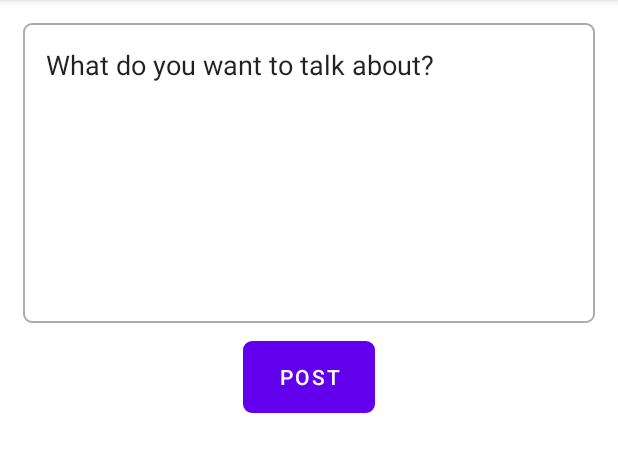
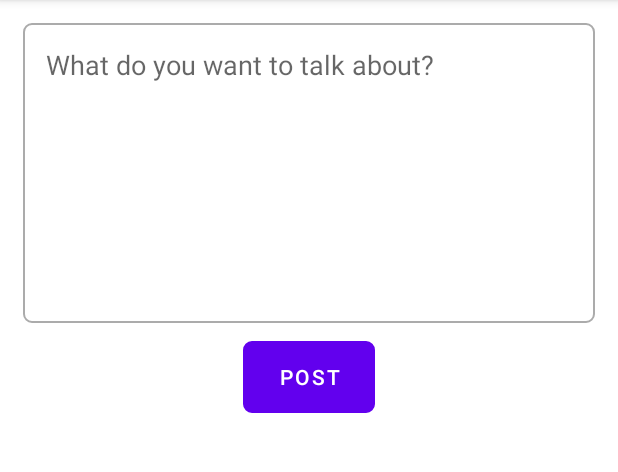
Before and after one commit to rajoriaakash/ShareLance, an Android app: the screen it shows after launch once a user with an empty profile is signed in (CreatePostActivity), after a tap on an icon or button, on a phone screen of 412 x 824 dp, the part 84-556 px from its top. Run offline under Robolectric (Android 15) with nearby library versions, the phone set to English and light mode, and no system bars; our stand-ins replace Firebase (no records; nobody signed in at launch, a user with empty details on screens opened directly); 1 statement that could not run was skipped.

```diff
--- a/app/src/main/java/com/example/sharelance/MainActivity.kt
+++ b/app/src/main/java/com/example/sharelance/MainActivity.kt
@@ -7,6 +7,7 @@ import androidx.recyclerview.widget.LinearLayoutManager
 import com.example.sharelance.daos.PostDao
 import com.example.sharelance.models.Post
 import com.firebase.ui.firestore.FirestoreRecyclerOptions
+import com.google.firebase.auth.FirebaseAuth
 import com.google.firebase.firestore.Query
 import kotlinx.android.synthetic.main.activity_main.*
 
@@ -21,6 +22,13 @@ class MainActivity : AppCompatActivity(), IPostAdapter {
 
         fab.setOnClickListener{
             val intent = Intent(this,CreatePostActivity::class.java)
+            startActivity(intent)
+        }
+
+        signOutButton.setOnClickListener{
+            FirebaseAuth.getInstance().signOut();
+
+            val intent = Intent(this,SignInActivity::class.java)
             startActivity(intent)
         }
 
--- a/app/src/main/res/layout/activity_create_post.xml
+++ b/app/src/main/res/layout/activity_create_post.xml
@@ -14,7 +14,7 @@
         app:layout_constraintRight_toRightOf="parent"
         app:layout_constraintLeft_toLeftOf="parent"
         app:layout_constraintBottom_toTopOf="@id/postButtton"
-        android:text="What do you want to talk about?"
+        android:hint="@string/what_do_you_want_to_talk_about"
         android:gravity="top"
         android:layout_margin="15dp"
         android:padding="15dp"
@@ -26,7 +26,7 @@
         app:layout_constraintTop_toBottomOf="@id/postInput"
         app:layout_constraintLeft_toLeftOf="parent"
         app:layout_constraintRight_toRightOf="parent"
-        android:text="POST"
+        android:text="@string/post"
         android:layout_margin="12dp"
         android:background="@drawable/edittext_round_shape"/>
 
--- a/app/src/main/res/values/strings.xml
+++ b/app/src/main/res/values/strings.xml
@@ -1,3 +1,5 @@
 <resources>
     <string name="app_name">ShareLance</string>
+    <string name="what_do_you_want_to_talk_about">What do you want to talk about?</string>
+    <string name="post">POST</string>
 </resources>
```
Also changed, not shown: app/src/main/res/layout/activity_main.xml (+12 -2 lines).
